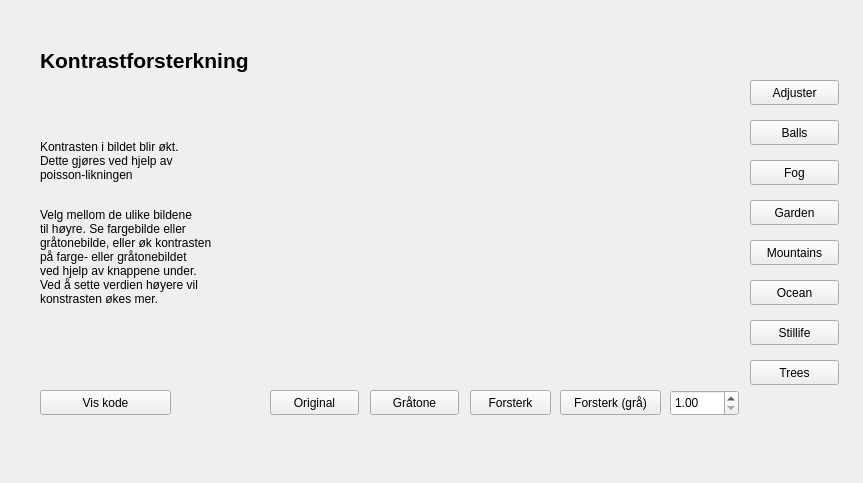
The window that src/GUI/UI/contrastenhancement.ui (jegerud/Sciprog2020project) describes before a commit, drawn with Qt 5.
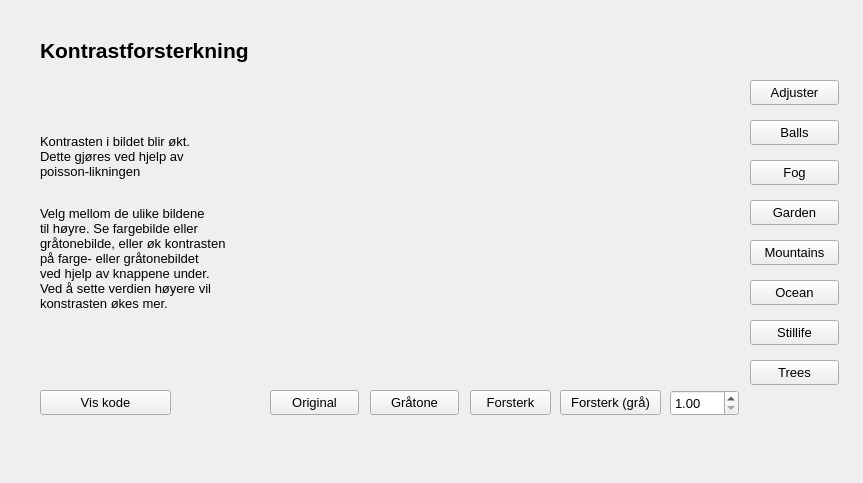
The same window after the commit. Icons and pictures are not drawn.

Patch:
```diff
--- a/src/GUI/UI/contrastenhancement.ui
+++ b/src/GUI/UI/contrastenhancement.ui
@@ -22,6 +22,11 @@
      <height>25</height>
     </rect>
    </property>
+   <property name="font">
+    <font>
+     <pointsize>10</pointsize>
+    </font>
+   </property>
    <property name="text">
     <string>Gråtone</string>
    </property>
@@ -35,6 +40,11 @@
      <height>25</height>
     </rect>
    </property>
+   <property name="font">
+    <font>
+     <pointsize>10</pointsize>
+    </font>
+   </property>
    <property name="text">
     <string>Garden</string>
    </property>
@@ -48,6 +58,11 @@
      <height>25</height>
     </rect>
    </property>
+   <property name="font">
+    <font>
+     <pointsize>10</pointsize>
+    </font>
+   </property>
    <property name="text">
     <string>Ocean</string>
    </property>
@@ -61,6 +76,11 @@
      <height>25</height>
     </rect>
    </property>
+   <property name="font">
+    <font>
+     <pointsize>10</pointsize>
+    </font>
+   </property>
    <property name="text">
     <string>Stillife</string>
    </property>
@@ -74,6 +94,11 @@
      <height>25</height>
     </rect>
    </property>
+   <property name="font">
+    <font>
+     <pointsize>10</pointsize>
+    </font>
+   </property>
    <property name="text">
     <string>Forsterk</string>
    </property>
@@ -87,6 +112,11 @@
      <height>26</height>
     </rect>
    </property>
+   <property name="font">
+    <font>
+     <pointsize>10</pointsize>
+    </font>
+   </property>
    <property name="toolTipDuration">
     <number>-1</number>
    </property>
@@ -112,6 +142,11 @@
      <height>25</height>
     </rect>
    </property>
+   <property name="font">
+    <font>
+     <pointsize>10</pointsize>
+    </font>
+   </property>
    <property name="text">
     <string>Original</string>
    </property>
@@ -120,7 +155,7 @@
    <property name="geometry">
     <rect>
      <x>40</x>
-     <y>30</y>
+     <y>20</y>
      <width>761</width>
      <height>61</height>
     </rect>
@@ -147,6 +182,11 @@
      <height>25</height>
     </rect>
    </property>
+   <property name="font">
+    <font>
+     <pointsize>10</pointsize>
+    </font>
+   </property>
    <property name="text">
     <string>Mountains</string>
    </property>
@@ -160,6 +200,11 @@
      <height>221</height>
     </rect>
    </property>
+   <property name="font">
+    <font>
+     <pointsize>10</pointsize>
+    </font>
+   </property>
    <property name="text">
     <string>&lt;html&gt;&lt;head/&gt;&lt;body&gt;&lt;p&gt;Kontrasten i bildet blir økt. &lt;br/&gt;Dette gjøres ved hjelp av &lt;br/&gt;poisson-likningen&lt;/p&gt;&lt;p&gt;&lt;br/&gt;Velg mellom de ulike bildene&lt;br/&gt;til høyre. Se fargebilde eller &lt;br/&gt;gråtonebilde, eller øk kontrasten &lt;br/&gt;på farge- eller gråtonebildet &lt;br/&gt;ved hjelp av knappene under. &lt;br/&gt;Ved å sette verdien høyere vil&lt;br/&gt;konstrasten økes mer.&lt;br/&gt;&lt;/p&gt;&lt;/body&gt;&lt;/html&gt;</string>
    </property>
@@ -173,6 +218,11 @@
      <height>25</height>
     </rect>
    </property>
+   <property name="font">
+    <font>
+     <pointsize>10</pointsize>
+    </font>
+   </property>
    <property name="text">
     <string>Balls</string>
    </property>
@@ -186,6 +236,11 @@
      <height>25</height>
     </rect>
    </property>
+   <property name="font">
+    <font>
+     <pointsize>10</pointsize>
+    </font>
+   </property>
    <property name="text">
     <string>Adjuster</string>
    </property>
@@ -199,6 +254,11 @@
      <height>25</height>
     </rect>
    </property>
+   <property name="font">
+    <font>
+     <pointsize>10</pointsize>
+    </font>
+   </property>
    <property name="text">
     <string>Vis kode</string>
    </property>
@@ -212,6 +272,11 @@
      <height>25</height>
     </rect>
    </property>
+   <property name="font">
+    <font>
+     <pointsize>10</pointsize>
+    </font>
+   </property>
    <property name="text">
     <string>Fog</string>
    </property>
@@ -225,6 +290,11 @@
      <height>25</height>
     </rect>
    </property>
+   <property name="font">
+    <font>
+     <pointsize>10</pointsize>
+    </font>
+   </property>
    <property name="text">
     <string>Trees</string>
    </property>
@@ -238,6 +308,11 @@
      <height>25</height>
     </rect>
    </property>
+   <property name="font">
+    <font>
+     <pointsize>10</pointsize>
+    </font>
+   </property>
    <property name="text">
     <string>Forsterk (grå)</string>
    </property>
```
